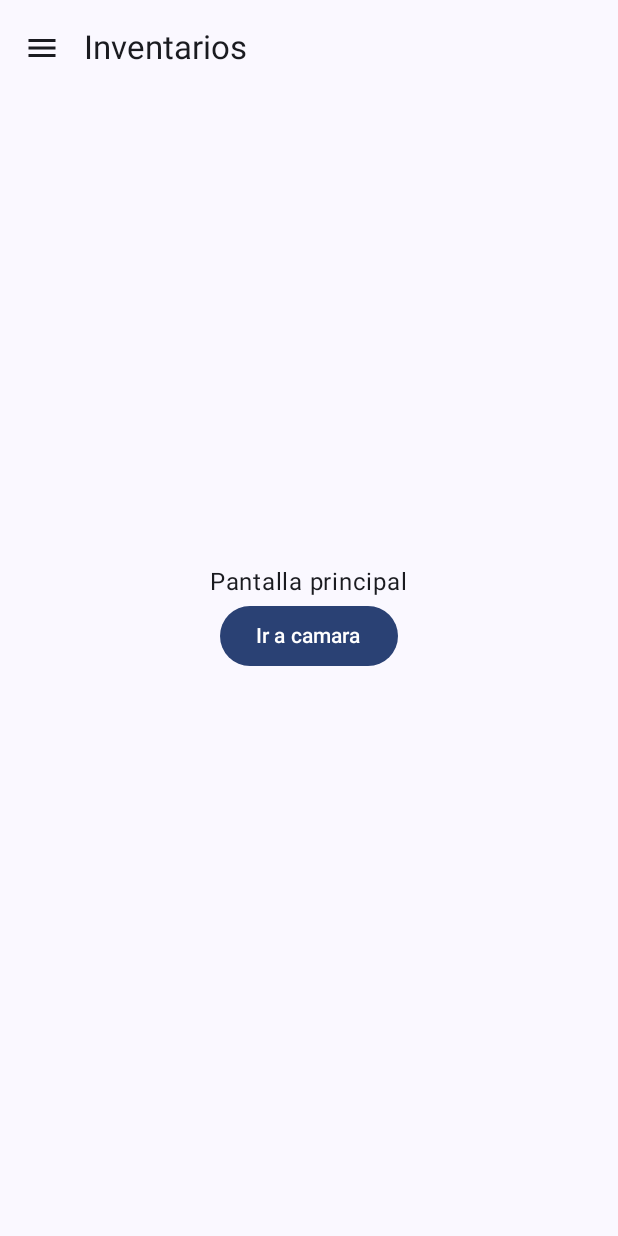
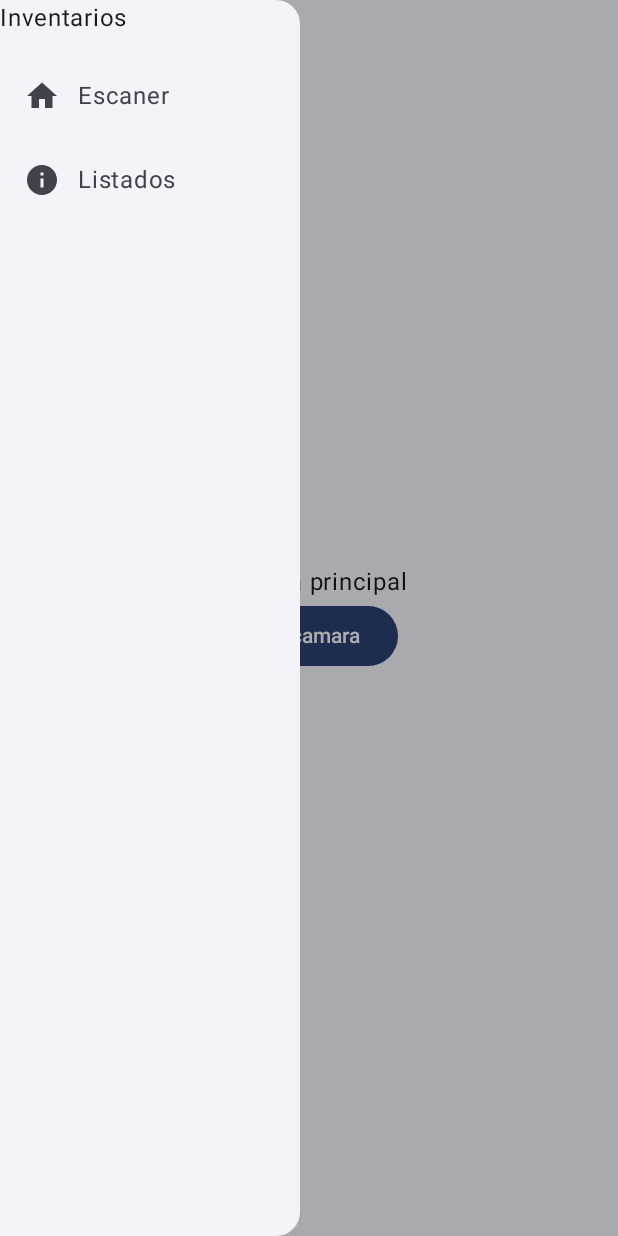
Before and after one commit to jssdvv/InvApp, an Android app built with Jetpack Compose: the screen it shows after launch (MainActivity), after a tap on "Menu", on a phone screen of 412 x 824 dp. Run offline under Robolectric (Android 15) with nearby library versions, the phone set to English and light mode, and no system bars.

Commit message:
Fixed drawer base

```diff
--- a/app/build.gradle
+++ b/app/build.gradle
@@ -96,6 +96,7 @@ dependencies {
     //Dagger Hilt
     def hilt_version = "2.44"
     implementation "com.google.dagger:hilt-android:${hilt_version}"
+    implementation "androidx.hilt:hilt-navigation-compose:1.0.0"
     kapt "com.google.dagger:hilt-android-compiler:${hilt_version}"
 
     //Room
--- a/app/src/main/java/com/example/inv_app/data/model/ScreensRoutes.kt
+++ /dev/null
@@ -1,7 +0,0 @@
-package com.example.inv_app.data.model
-
-sealed class ScreensRoutes(val route: String) {
-    object homeScreen : ScreensRoutes("homeScreen")
-    object cameraScreens : ScreensRoutes("cameraScreen")
-    object cameraPreviewScreens : ScreensRoutes("cameraPreviewScreen")
-}
--- /dev/null
+++ b/app/src/main/java/com/example/inv_app/data/model/ViewRoutes.kt
@@ -0,0 +1,9 @@
+package com.example.inv_app.data.model
+
+sealed class ViewRoutes(val route: String) {
+    object scannerView : ViewRoutes("scannerView")
+    object listsView : ViewRoutes("listsView")
+    object reportsView : ViewRoutes("reportsView")
+    object formatsView : ViewRoutes("formatsView")
+    object contactsView : ViewRoutes("contactsView")
+}
--- a/app/src/main/java/com/example/inv_app/ui/MainActivity.kt
+++ b/app/src/main/java/com/example/inv_app/ui/MainActivity.kt
@@ -4,7 +4,8 @@ import android.os.Bundle
 import androidx.activity.ComponentActivity
 import androidx.activity.compose.setContent
 import androidx.compose.material3.Surface
-import com.example.inv_app.ui.navigation.design.Scaffold
+import com.example.inv_app.ui.navigation.view.ModalNavigationDrawer
+import com.example.inv_app.ui.navigation.view.Scaffold
 import com.example.inv_app.ui.theme.InvAppTheme
 
 class MainActivity : ComponentActivity() {
@@ -13,7 +14,7 @@ class MainActivity : ComponentActivity() {
         setContent {
             InvAppTheme {
                 Surface {
-                    Scaffold()
+                    ModalNavigationDrawer()
                 }
             }
         }
--- a/app/src/main/java/com/example/inv_app/ui/navigation/MyAppNavHost.kt
+++ b/app/src/main/java/com/example/inv_app/ui/navigation/MyAppNavHost.kt
@@ -5,29 +5,29 @@ import androidx.navigation.NavHostController
 import androidx.navigation.compose.NavHost
 import androidx.navigation.compose.composable
 import androidx.navigation.compose.rememberNavController
-import com.example.inv_app.data.model.ScreensRoutes
+import com.example.inv_app.data.model.ViewRoutes
 import com.example.inv_app.ui.view.CameraScreen
 import com.example.inv_app.ui.view.CameraPreviewScreen
 import com.example.inv_app.ui.view.HomeView
 
 @Composable
 fun MyAppNavHost(
-    navController: NavHostController = rememberNavController()
+    navController: NavHostController
 ) {
     NavHost(
         navController = navController,
-        startDestination = ScreensRoutes.homeScreen.route
+        startDestination = ViewRoutes.scannerView.route
     ) {
-        composable(ScreensRoutes.homeScreen.route) {
+        composable(ViewRoutes.scannerView.route) {
             HomeView(
-                onNavigateToCamera = { navController.navigate(ScreensRoutes.cameraScreens.route) }
+                onNavigateToCamera = { navController.navigate(ViewRoutes.listsView.route) }
             )
         }
-        composable(ScreensRoutes.cameraScreens.route) {
+        composable(ViewRoutes.listsView.route) {
             CameraScreen(
-                onNavigateToCameraPreview = { navController.navigate(ScreensRoutes.cameraPreviewScreens.route) }
+                onNavigateToCameraPreview = { navController.navigate(ViewRoutes.reportsView.route) }
             )
         }
-        composable(ScreensRoutes.cameraPreviewScreens.route) { CameraPreviewScreen() }
+        composable(ViewRoutes.reportsView.route) { CameraPreviewScreen() }
     }
 }
--- a/app/src/main/java/com/example/inv_app/ui/navigation/design/Scaffold.kt
+++ /dev/null
@@ -1,16 +0,0 @@
-package com.example.inv_app.ui.navigation.design
-
-import androidx.compose.runtime.Composable
-import androidx.compose.material3.*
-import androidx.compose.ui.Modifier
-import com.example.inv_app.ui.navigation.MyAppNavHost
-
-@Composable
-fun Scaffold() {
-    Scaffold(
-        modifier = Modifier,
-        topBar = { TopAppBar() }
-    ) {
-        MyAppNavHost()
-    }
-}
--- /dev/null
+++ b/app/src/main/java/com/example/inv_app/ui/navigation/view/ModalDrawerSheet.kt
@@ -0,0 +1,36 @@
+package com.example.inv_app.ui.navigation.view
+
+import androidx.compose.foundation.layout.Spacer
+import androidx.compose.foundation.layout.height
+import androidx.compose.foundation.layout.width
+import androidx.compose.material3.DrawerState
+import androidx.compose.runtime.Composable
+import androidx.compose.material3.ModalDrawerSheet
+import androidx.compose.material3.Text
+import androidx.compose.ui.Modifier
+import androidx.compose.ui.unit.dp
+import androidx.navigation.NavController
+import androidx.navigation.NavHostController
+import kotlinx.coroutines.CoroutineScope
+
+@Composable
+fun ModalDrawerSheet(
+    drawerState: DrawerState,
+    scope: CoroutineScope,
+    navController: NavHostController
+) {
+    val items : List<NavigationItems> = listOf(
+        NavigationItems.scannerItem,
+        NavigationItems.listsItem
+    )
+    ModalDrawerSheet(
+        modifier = Modifier
+            .width(200.dp)
+    ) {
+        Text(text = "Inventarios")
+        Spacer(modifier = Modifier.height(12.dp))
+        items.forEach { item ->
+            NavigationDrawerItem(item, drawerState, scope, navController)
+        }
+    }
+}
--- /dev/null
+++ b/app/src/main/java/com/example/inv_app/ui/navigation/view/ModalNavigationDrawer.kt
@@ -0,0 +1,28 @@
+package com.example.inv_app.ui.navigation.view
+
+import androidx.compose.material3.*
+import androidx.compose.runtime.Composable
+import androidx.compose.runtime.rememberCoroutineScope
+import androidx.compose.ui.Modifier
+import androidx.hilt.navigation.compose.hiltViewModel
+import androidx.navigation.NavHostController
+import androidx.navigation.compose.rememberNavController
+import com.example.inv_app.ui.navigation.viewmodel.NavigationViewModel
+
+@Composable
+fun ModalNavigationDrawer() {
+    val drawerState = rememberDrawerState(initialValue = DrawerValue.Closed)
+    val scope = rememberCoroutineScope()
+    val navController: NavHostController = rememberNavController()
+    ModalNavigationDrawer(
+        drawerContent = {
+            ModalDrawerSheet(drawerState, scope, navController)
+        },
+        modifier = Modifier,
+        drawerState = drawerState,
+        gesturesEnabled = true,
+        scrimColor = DrawerDefaults.scrimColor
+    ) {
+        Scaffold(drawerState, scope, navController)
+    }
+}
--- /dev/null
+++ b/app/src/main/java/com/example/inv_app/ui/navigation/view/NavigationDrawerItem.kt
@@ -0,0 +1,31 @@
+package com.example.inv_app.ui.navigation.view
+
+import androidx.compose.material3.DrawerState
+import androidx.compose.material3.Icon
+import androidx.compose.runtime.Composable
+import  androidx.compose.material3.NavigationDrawerItem
+import androidx.compose.material3.Text
+import androidx.compose.ui.Modifier
+import androidx.navigation.NavHostController
+import kotlinx.coroutines.CoroutineScope
+import kotlinx.coroutines.launch
+
+@Composable
+fun NavigationDrawerItem(
+    item: NavigationItems,
+    drawerState: DrawerState,
+    scope: CoroutineScope,
+    navController: NavHostController
+) {
+    NavigationDrawerItem(
+        label = { Text(text = item.title) },
+        selected = false,
+        onClick = {
+            navController.navigate(item.route)
+            scope.launch { drawerState.close() }
+        },
+        modifier = Modifier,
+        icon = { Icon(imageVector = item.icon, contentDescription = item.description) },
+        badge = null
+    )
+}
--- /dev/null
+++ b/app/src/main/java/com/example/inv_app/ui/navigation/view/NavigationItems.kt
@@ -0,0 +1,45 @@
+package com.example.inv_app.ui.navigation.view
+
+import androidx.compose.material.icons.Icons
+import androidx.compose.material.icons.filled.Home
+import androidx.compose.material.icons.filled.Info
+import androidx.compose.ui.graphics.vector.ImageVector
+import com.example.inv_app.data.model.ViewRoutes
+
+sealed class NavigationItems(
+    val title: String,
+    val icon: ImageVector,
+    val description: String,
+    val route: String
+) {
+    object scannerItem : NavigationItems(
+        title = "Escaner",
+        icon = Icons.Default.Home,
+        description = "Escaner",
+        route = ViewRoutes.scannerView.route
+    )
+    object listsItem : NavigationItems(
+        title = "Listados",
+        icon = Icons.Default.Info,
+        description = "Listados",
+        route = ViewRoutes.listsView.route
+    )
+    object reportsItem : NavigationItems(
+        title = "Informes",
+        icon = Icons.Default.Info,
+        description = "Informes",
+        route = ViewRoutes.reportsView.route
+    )
+    object formatsItem : NavigationItems(
+        title = "Formatos",
+        icon = Icons.Default.Info,
+        description = "Formatos",
+        route = ViewRoutes.formatsView.route
+    )
+    object contactsItem : NavigationItems(
+        title = "Contactos",
+        icon = Icons.Default.Info,
+        description = "Contactos",
+        route = ViewRoutes.contactsView.route
+    )
+}
--- /dev/null
+++ b/app/src/main/java/com/example/inv_app/ui/navigation/view/Scaffold.kt
@@ -0,0 +1,26 @@
+package com.example.inv_app.ui.navigation.view
+
+import androidx.compose.runtime.Composable
+import androidx.compose.material3.*
+import androidx.compose.ui.Modifier
+import androidx.navigation.NavController
+import androidx.navigation.NavHostController
+import com.example.inv_app.ui.navigation.MyAppNavHost
+import kotlinx.coroutines.CoroutineScope
+
+@Composable
+fun Scaffold(
+    drawerState: DrawerState,
+    scope: CoroutineScope,
+    navController: NavHostController
+) {
+    Scaffold(
+        modifier = Modifier,
+        topBar = { TopAppBar(
+            drawerState,
+            scope
+        ) },
+    ) {
+        MyAppNavHost(navController)
+    }
+}
--- a/app/src/main/java/com/example/inv_app/ui/navigation/design/TopAppBar.kt
+++ b/app/src/main/java/com/example/inv_app/ui/navigation/view/TopAppBar.kt
@@ -1,18 +1,23 @@
-package com.example.inv_app.ui.navigation.design
+package com.example.inv_app.ui.navigation.view
 
 import androidx.compose.runtime.Composable
 import androidx.compose.material3.*
 import androidx.compose.material.icons.Icons
 import androidx.compose.material.icons.filled.Menu
+import kotlinx.coroutines.CoroutineScope
+import kotlinx.coroutines.launch
 
 @OptIn(ExperimentalMaterial3Api::class)
 @Composable
-fun TopAppBar() {
+fun TopAppBar(
+    drawerState: DrawerState,
+    scope: CoroutineScope
+) {
     TopAppBar(
         title = { Text(text = "Inventarios") },
         navigationIcon = {
             IconButton(
-                onClick = {}
+                onClick = {scope.launch { drawerState.open() }}
             ) {
                 Icon(
                     imageVector = Icons.Filled.Menu,
```
Also changed, not shown: app/src/main/java/com/example/inv_app/ui/navigation/design/ModalDrawerSheet.kt (deleted, +0 -22 lines), app/src/main/java/com/example/inv_app/ui/navigation/design/ModalNavigationDrawer.kt (deleted, +0 -22 lines), app/src/main/java/com/example/inv_app/ui/navigation/design/NavigationDrawerItem.kt (deleted, +0 -19 lines), app/src/main/java/com/example/inv_app/ui/navigation/design/NavigationItems.kt (deleted, +0 -27 lines), app/src/main/java/com/example/inv_app/ui/navigation/design/NavigationViewModel.kt (deleted, +0 -17 lines), app/src/main/java/com/example/inv_app/ui/navigation/viewmodel/NavigationViewModel.kt (added, +12 -0 lines), app/src/main/java/com/example/inv_app/ui/view/CameraView.kt (renamed from app/src/main/java/com/example/inv_app/ui/view/CameraScreen.kt).
